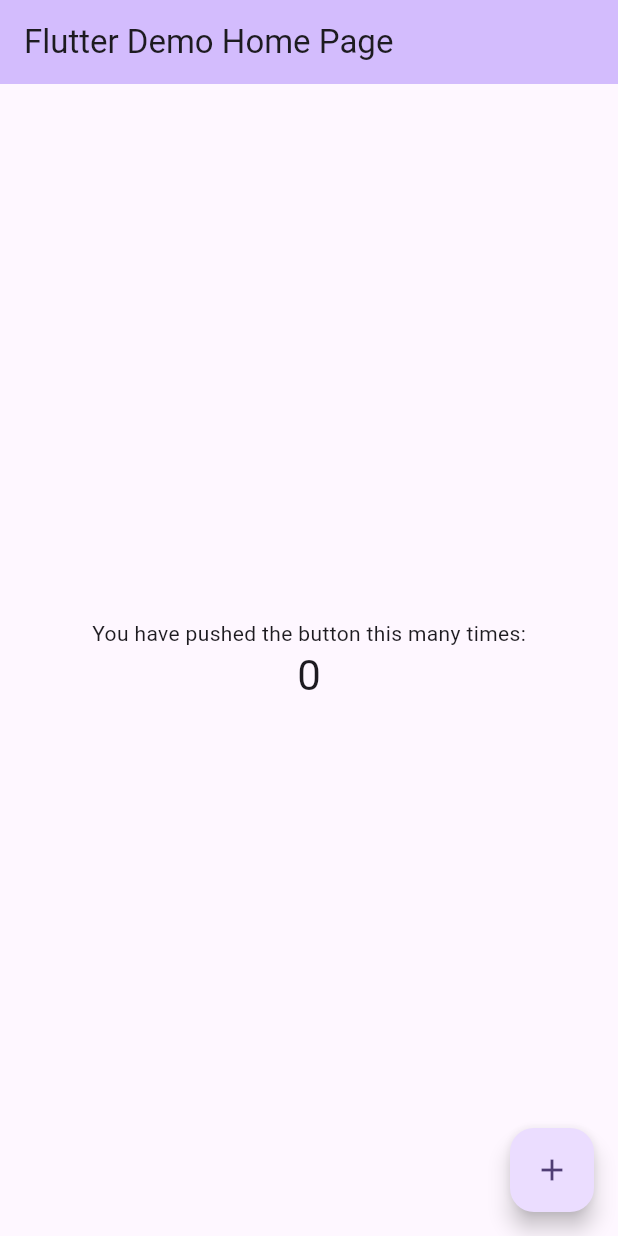
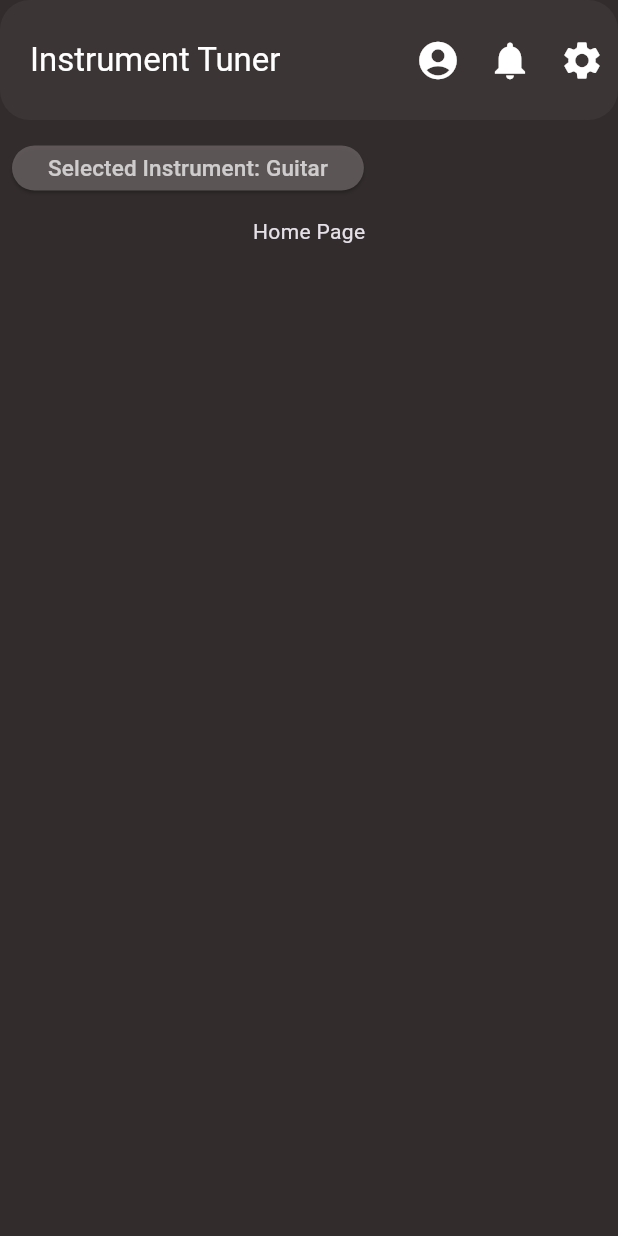
Before and after one commit to TomaszKK/music_tuner_app, a Flutter app: the screen it shows after launch, on a phone screen of 412 x 824 dp. Run offline on Flutter 3.47's test engine with Material 3 defaults, Android fonts, the phone set to English and light mode, and no system bars; our stand-ins replace supabase_flutter; accounts and stored records are empty; Roboto replaces fonts that are missing (Poppins).

Commit message:
Modification of HomePage - AppBar

```diff
--- a/lib/main.dart
+++ b/lib/main.dart
@@ -1,125 +1,34 @@
 import 'package:flutter/material.dart';
+import 'package:provider/provider.dart';
+import 'package:supabase_flutter/supabase_flutter.dart';
+import 'package:music_tuner/providers/ThemeManager.dart';
+import 'package:music_tuner/screens/HomePage.dart';
 
-void main() {
-  runApp(const MyApp());
+
+Future<void> main() async {
+  await Supabase.initialize(
+    url: "https://dztzkgkgseuwkvagclqu.supabase.co",
+    anonKey: "eyJhbGciOiJIUzI1NiIsInR5cCI6IkpXVCJ9.eyJpc3MiOiJzdXBhYmFzZSIsInJlZiI6ImR6dHprZ2tnc2V1d2t2YWdjbHF1Iiwicm9sZSI6ImFub24iLCJpYXQiOjE3MDgwMTk5NzMsImV4cCI6MjAyMzU5NTk3M30.5Gt90zdZ9IuRhQDwOLCWxC2GACOkreUxjfVmmf3pYmM",
+  );
+  runApp(
+    ChangeNotifierProvider(
+      create: (context) => ThemeManager(),
+      child: const MyApp(),
+    ),
+  );
 }
 
 class MyApp extends StatelessWidget {
   const MyApp({super.key});
 
-  // This widget is the root of your application.
   @override
   Widget build(BuildContext context) {
+    final themeManager = Provider.of<ThemeManager>(context);
+
     return MaterialApp(
-      title: 'Flutter Demo',
-      theme: ThemeData(
-        // This is the theme of your application.
-        //
-        // TRY THIS: Try running your application with "flutter run". You'll see
-        // the application has a purple toolbar. Then, without quitting the app,
-        // try changing the seedColor in the colorScheme below to Colors.green
-        // and then invoke "hot reload" (save your changes or press the "hot
-        // reload" button in a Flutter-supported IDE, or press "r" if you used
-        // the command line to start the app).
-        //
-        // Notice that the counter didn't reset back to zero; the application
-        // state is not lost during the reload. To reset the state, use hot
-        // restart instead.
-        //
-        // This works for code too, not just values: Most code changes can be
-        // tested with just a hot reload.
-        colorScheme: ColorScheme.fromSeed(seedColor: Colors.deepPurple),
-        useMaterial3: true,
-      ),
-      home: const MyHomePage(title: 'Flutter Demo Home Page'),
+      title: 'Instrument Tuner',
+      theme: themeManager.currentTheme,
+      home: const HomePage(title: 'Instrument Tuner'),
     );
   }
 }
-
-class MyHomePage extends StatefulWidget {
-  const MyHomePage({super.key, required this.title});
-
-  // This widget is the home page of your application. It is stateful, meaning
-  // that it has a State object (defined below) that contains fields that affect
-  // how it looks.
-
-  // This class is the configuration for the state. It holds the values (in this
-  // case the title) provided by the parent (in this case the App widget) and
-  // used by the build method of the State. Fields in a Widget subclass are
-  // always marked "final".
-
-  final String title;
-
-  @override
-  State<MyHomePage> createState() => _MyHomePageState();
-}
-
-class _MyHomePageState extends State<MyHomePage> {
-  int _counter = 0;
-
-  void _incrementCounter() {
-    setState(() {
-      // This call to setState tells the Flutter framework that something has
-      // changed in this State, which causes it to rerun the build method below
-      // so that the display can reflect the updated values. If we changed
-      // _counter without calling setState(), then the build method would not be
-      // called again, and so nothing would appear to happen.
-      _counter++;
-    });
-  }
-
-  @override
-  Widget build(BuildContext context) {
-    // This method is rerun every time setState is called, for instance as done
-    // by the _incrementCounter method above.
-    //
-    // The Flutter framework has been optimized to make rerunning build methods
-    // fast, so that you can just rebuild anything that needs updating rather
-    // than having to individually change instances of widgets.
-    return Scaffold(
-      appBar: AppBar(
-        // TRY THIS: Try changing the color here to a specific color (to
-        // Colors.amber, perhaps?) and trigger a hot reload to see the AppBar
-        // change color while the other colors stay the same.
-        backgroundColor: Theme.of(context).colorScheme.inversePrimary,
-        // Here we take the value from the MyHomePage object that was created by
-        // the App.build method, and use it to set our appbar title.
-        title: Text(widget.title),
-      ),
-      body: Center(
-        // Center is a layout widget. It takes a single child and positions it
-        // in the middle of the parent.
-        child: Column(
-          // Column is also a layout widget. It takes a list of children and
-          // arranges them vertically. By default, it sizes itself to fit its
-          // children horizontally, and tries to be as tall as its parent.
-          //
-          // Column has various properties to control how it sizes itself and
-          // how it positions its children. Here we use mainAxisAlignment to
-          // center the children vertically; the main axis here is the vertical
-          // axis because Columns are vertical (the cross axis would be
-          // horizontal).
-          //
-          // TRY THIS: Invoke "debug painting" (choose the "Toggle Debug Paint"
-          // action in the IDE, or press "p" in the console), to see the
-          // wireframe for each widget.
-          mainAxisAlignment: MainAxisAlignment.center,
-          children: <Widget>[
-            const Text(
-              'You have pushed the button this many times:',
-            ),
-            Text(
-              '$_counter',
-              style: Theme.of(context).textTheme.headlineMedium,
-            ),
-          ],
-        ),
-      ),
-      floatingActionButton: FloatingActionButton(
-        onPressed: _incrementCounter,
-        tooltip: 'Increment',
-        child: const Icon(Icons.add),
-      ), // This trailing comma makes auto-formatting nicer for build methods.
-    );
-  }
-}
--- /dev/null
+++ b/lib/providers/ThemeManager.dart
@@ -0,0 +1,59 @@
+import 'package:flutter/material.dart';
+
+class ThemeManager with ChangeNotifier {
+  ThemeData lightTheme = ThemeData.light().copyWith(
+    colorScheme: ColorScheme.fromSeed(
+      seedColor: const Color(0xFFE5E5E5),
+      brightness: Brightness.light,
+    ).copyWith(
+      primary: const Color(0xFFE5E5E5),
+      primaryContainer: const Color(0xFFE5E5E5),
+      onPrimaryContainer: const Color(0xFFE5E5E5),
+      secondary: const Color(0xFFE5E5E5),
+      secondaryContainer: const Color(0xFFE5E5E5),
+      onSecondaryContainer: const Color(0xFFE5E5E5),
+      background: const Color(0xFFE5E5E5),
+      surface: const Color(0xFFE5E5E5),
+      error: const Color(0xFFE5E5E5),
+      onPrimary: const Color(0xFFE5E5E5),
+      onSecondary: const Color(0xFFE5E5E5),
+      onBackground: const Color(0xFFE5E5E5),
+      onSurface: const Color(0xFFE5E5E5),
+      onError: const Color(0xFFE5E5E5),
+    ),
+    scaffoldBackgroundColor: const Color(0xFFCEB1B1),
+  );
+
+  ThemeData darkTheme = ThemeData.dark().copyWith(
+    colorScheme: ColorScheme.fromSeed(
+      seedColor: const Color(0xFF1E1E1E),
+      brightness: Brightness.dark,
+    ).copyWith(
+      primary: const Color(0xFF736B6B),
+      primaryContainer: const Color(0xFF3C3535),
+      onPrimaryContainer: const Color(0xFFFFFFFF),
+      secondary: const Color(0xFF736B6B),
+      secondaryContainer: const Color(0xFF1E1E1E),
+      onSecondaryContainer: const Color(0xFF1E1E1E),
+      background: const Color(0xFF322C2C),
+      surface: const Color(0xFF1E1E1E),
+      error: const Color(0xFF1E1E1E),
+      onPrimary: const Color(0xFF1E1E1E),
+      onSecondary: const Color(0xFF1E1E1E),
+      onBackground: const Color(0xFF1E1E1E),
+      onSurface: const Color(0xFF1E1E1E),
+      onError: const Color(0xFF1E1E1E),
+    ),
+    scaffoldBackgroundColor: const Color(0xFF322C2C),
+
+  );
+
+  bool _isDark = true;
+
+  ThemeData get currentTheme => _isDark ? darkTheme : lightTheme;
+
+  void switchTheme() {
+    _isDark = !_isDark;
+    notifyListeners();
+  }
+}
--- /dev/null
+++ b/lib/screens/HomePage.dart
@@ -0,0 +1,104 @@
+import 'package:flutter/material.dart';
+import 'package:music_tuner/screens/SettingsPage.dart';
+
+class HomePage extends StatefulWidget {
+  const HomePage({super.key, required this.title});
+
+  final String title;
+
+  @override
+  State<HomePage> createState() => _HomePageState();
+}
+
+class _HomePageState extends State<HomePage> {
+
+  @override
+  Widget build(BuildContext context) {
+    return Scaffold(
+      appBar: AppBar(
+        backgroundColor: Theme.of(context).colorScheme.primaryContainer,
+        toolbarHeight: 80,
+        shape: RoundedRectangleBorder(
+          borderRadius: BorderRadius.circular(20),
+        ),
+        titleSpacing: 20,
+        title: Text(
+          widget.title,
+          style: TextStyle(
+            color: Theme.of(context).colorScheme.onPrimaryContainer,
+            fontFamily: 'Poppins',
+          ),
+        ),
+        actions: <Widget>[
+          IconButton(
+            icon: Icon(
+                Icons.account_circle_rounded,
+                color: Theme.of(context).colorScheme.onPrimaryContainer,
+                size: 30,
+            ),
+            onPressed: () {
+
+            },
+          ),
+          IconButton(
+            icon: Icon(
+              Icons.notifications,
+              color: Theme.of(context).colorScheme.onPrimaryContainer,
+              size: 30,
+            ),
+            onPressed: () {
+            },
+          ),
+          IconButton(
+            icon: Icon(
+              Icons.settings,
+              color: Theme.of(context).colorScheme.onPrimaryContainer,
+              size: 30,
+            ),
+            onPressed: () {
+              Navigator.push(
+                  context,
+                  MaterialPageRoute(builder: (context) => const SettingsPage(title: 'Settings')),
+              );
+            },
+          ),
+        ],
+      ),
+      body: Center(
+        child: Column(
+          children: <Widget>[
+            ButtonBar(
+              alignment: MainAxisAlignment.start,
+              children: <Widget>[
+                ElevatedButton(
+                  onPressed: () {
+                    // Respond to button press
+                  },
+                  style: ElevatedButton.styleFrom(
+                    backgroundColor: Theme.of(context).colorScheme.primary.withOpacity(0.7),
+                    shape: RoundedRectangleBorder(
+                      borderRadius: BorderRadius.circular(40),
+                    ),
+                    minimumSize: const Size(100, 30),
+                    alignment: Alignment.centerLeft,
+                  ),
+                  child: Text(
+                    'Selected Instrument: Guitar',
+                    style: TextStyle(
+                      color: Theme.of(context).colorScheme.onPrimaryContainer.withOpacity(0.7),
+                      fontFamily: 'Poppins',
+                      fontSize: 15,
+                    ),
+                  ),
+                ),
+              ],
+            ),
+            const Text(
+              'Home Page',
+            ),
+          ],
+        ),
+      ),
+    );
+  }
+}
--- a/pubspec.yaml
+++ b/pubspec.yaml
@@ -30,6 +30,8 @@ environment:
 dependencies:
   flutter:
     sdk: flutter
+  provider: ^6.0.1
+  supabase_flutter: ^2.0.0
 
 
   # The following adds the Cupertino Icons font to your application.
@@ -88,3 +90,5 @@ flutter:
   #
   # For details regarding fonts from package dependencies,
   # see https://flutter.dev/custom-fonts/#from-packages
+  assets:
+    - lib/providers/
```
Also changed, not shown: lib/screens/LoginPage.dart (added, +14 -0 lines), lib/screens/SettingsPage.dart (added, +53 -0 lines), cloud_functions/supabase_service.dart (added), lib/generated/assets.dart (added), pubspec.lock.
